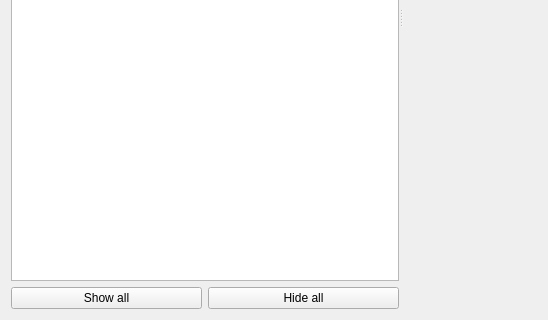
awacha/cct, file cct/qtgui2/utils/plotscan.ui: the form before one commit; both pictures show x 0 to 548 and y 313 to 633 of the 891 by 633 pixel window.
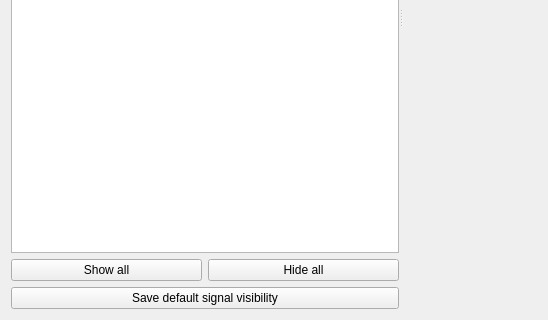
The form after the commit. Icons and pictures are not drawn.

Commit message: Saving default signal visibility for PlotScan

```diff
--- a/cct/qtgui2/utils/plotscan.ui
+++ b/cct/qtgui2/utils/plotscan.ui
@@ -339,6 +339,16 @@
          </item>
         </layout>
        </item>
+       <item>
+        <widget class="QPushButton" name="saveDefaultSignalVisibility">
+         <property name="text">
+          <string>Save default signal visibility</string>
+         </property>
+         <property name="icon">
+          <iconset theme="document-save"/>
+         </property>
+        </widget>
+       </item>
       </layout>
      </widget>
      <widget class="QWidget" name="verticalLayoutWidget">
```
The commit also changes 1 other file.
